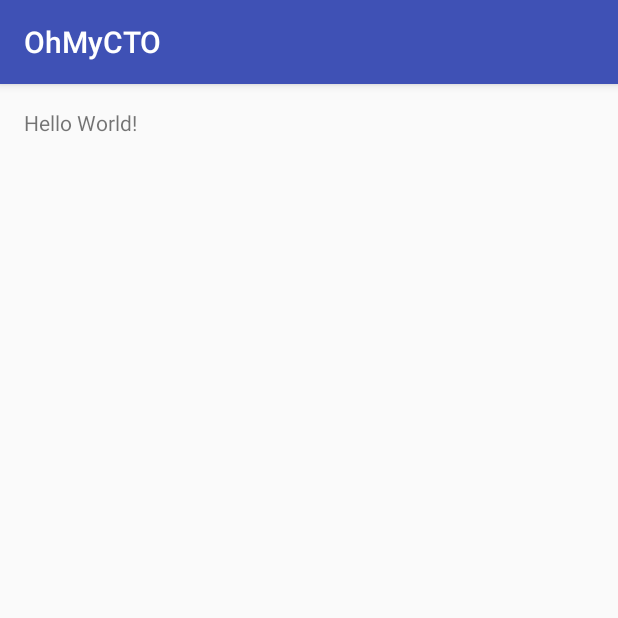
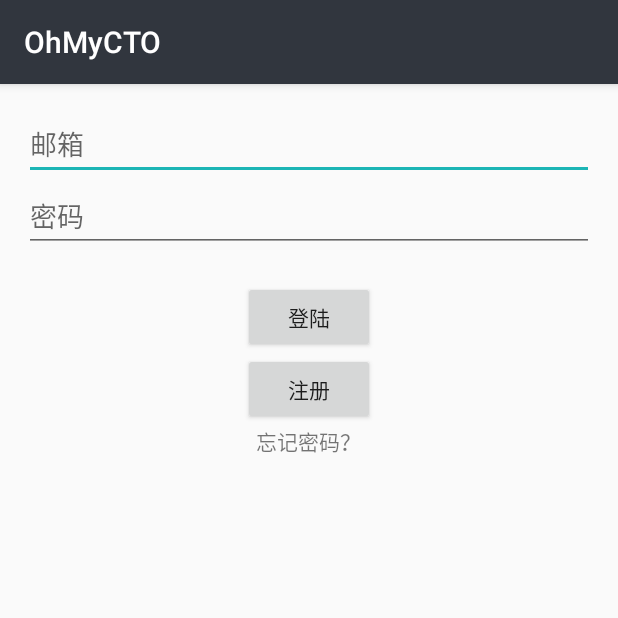
Before and after one commit to ydst22502/android, an Android app: the screen it shows after launch (MainActivity before the commit, LoginActivity after it), on a phone screen of 412 x 824 dp, the top half of it. Run offline under Robolectric (Android 15) with nearby library versions, the phone set to English and light mode, and no system bars; our stand-ins replace Volley.

Commit message:
完成了登陆部分

```diff
--- a/OhMyCTO/app/build.gradle
+++ b/OhMyCTO/app/build.gradle
@@ -23,4 +23,6 @@ dependencies {
     compile fileTree(dir: 'libs', include: ['*.jar'])
     testCompile 'junit:junit:4.12'
     compile 'com.android.support:appcompat-v7:23.1.0'
+    compile 'com.mcxiaoke.volley:library:1.0.19'
+    compile 'com.google.code.gson:gson:2.4'
 }
--- a/OhMyCTO/app/src/main/AndroidManifest.xml
+++ b/OhMyCTO/app/src/main/AndroidManifest.xml
@@ -9,6 +9,9 @@
         android:supportsRtl="true"
         android:theme="@style/AppTheme" >
         <activity android:name=".MainActivity" >
+
+        </activity>
+        <activity android:name=".LoginActivity" >
             <intent-filter>
                 <action android:name="android.intent.action.MAIN" />
 
@@ -17,4 +20,6 @@
         </activity>
     </application>
 
+    <uses-permission android:name="android.permission.INTERNET" />
+
 </manifest>
--- /dev/null
+++ b/OhMyCTO/app/src/main/java/com/turtle920/ohmycto/LoginActivity.java
@@ -0,0 +1,68 @@
+package com.turtle920.ohmycto;
+
+import android.content.Context;
+import android.content.Intent;
+import android.support.v7.app.AppCompatActivity;
+import android.os.Bundle;
+import android.util.Log;
+import android.view.View;
+import android.widget.Button;
+import android.widget.EditText;
+import android.widget.TextView;
+
+import com.android.volley.AuthFailureError;
+import com.android.volley.Request;
+import com.android.volley.RequestQueue;
+import com.android.volley.Response;
+import com.android.volley.VolleyError;
+import com.android.volley.toolbox.StringRequest;
+import com.android.volley.toolbox.Volley;
+
+import java.util.HashMap;
+import java.util.Map;
+
+
+public class LoginActivity extends AppCompatActivity implements View.OnClickListener {
+
+    public String email;
+    public String password;
+    public HashMap<String, String> response = new HashMap<>();
+    public ServerCommunication server = new ServerCommunication();
+
+    @Override
+    protected void onCreate(Bundle savedInstanceState) {
+        super.onCreate(savedInstanceState);
+        setContentView(R.layout.activity_login);
+
+        Button button1 = (Button) findViewById(R.id.button_loginActivity_login);
+        button1.setOnClickListener(this);
+
+    }
+
+
+    @Override
+    public void onClick(View v) {
+
+        EditText editText1 = (EditText) findViewById(R.id.editText_loginActivity_email);
+        this.email = editText1.getText().toString();
+        EditText editText2 = (EditText) findViewById(R.id.editText_loginActivity_password);
+        this.password = editText2.getText().toString();
+        Log.d("TAG", "" + this.email + " " + this.password);
+        if (server.login(this.email, this.password, this.response, this)) {//这里这个参数this就是传一个context给volley，此处传this也就是LoginActivity
+            /*int flag = Integer.parseInt(response.get("flag"));
+            String userid = response.get("userid");
+            String token = response.get("token");*/
+
+            /******
+             *userid 和 token 存在本地
+             */
+
+            Intent intent = new Intent(LoginActivity.this, MainActivity.class);
+            startActivity(intent);
+        } else {
+            TextView textView1 = (TextView)findViewById(R.id.textView_loginActivity_error);
+            textView1.setText("邮箱或密码错误，请重试");
+
+        }
+    }
+}
--- /dev/null
+++ b/OhMyCTO/app/src/main/res/layout/activity_login.xml
@@ -0,0 +1,49 @@
+<?xml version="1.0" encoding="utf-8"?>
+<LinearLayout xmlns:android="http://schemas.android.com/apk/res/android"
+    xmlns:tools="http://schemas.android.com/tools"
+    android:layout_width="match_parent"
+    android:layout_height="match_parent"
+    android:gravity="center_horizontal"
+    android:orientation="vertical"
+    android:paddingBottom="@dimen/activity_vertical_margin"
+    android:paddingLeft="@dimen/activity_horizontal_margin"
+    android:paddingRight="@dimen/activity_horizontal_margin"
+    android:paddingTop="@dimen/activity_vertical_margin"
+    tools:context="com.turtle920.ohmycto.LoginActivity">
+
+    <EditText
+        android:id="@+id/editText_loginActivity_email"
+        android:layout_width="fill_parent"
+        android:layout_height="wrap_content"
+        android:hint="邮箱" />
+
+    <EditText
+        android:id="@+id/editText_loginActivity_password"
+        android:layout_width="fill_parent"
+        android:layout_height="wrap_content"
+        android:hint="密码" />
+
+    <TextView
+        android:layout_width="wrap_content"
+        android:layout_height="wrap_content"
+        android:id="@+id/textView_loginActivity_error"/>
+
+    <Button
+        android:id="@+id/button_loginActivity_login"
+        android:layout_width="wrap_content"
+        android:layout_height="wrap_content"
+        android:text="登陆" />
+
+    <Button
+        android:id="@+id/button_loginActivity_signUp"
+        android:layout_width="wrap_content"
+        android:layout_height="wrap_content"
+        android:text="注册" />
+
+    <TextView
+        android:id="@+id/textView_loginActivity_forget"
+        android:layout_width="wrap_content"
+        android:layout_height="wrap_content"
+        android:text="忘记密码？" />
+
+</LinearLayout>
--- a/OhMyCTO/app/src/main/res/values/colors.xml
+++ b/OhMyCTO/app/src/main/res/values/colors.xml
@@ -1,6 +1,6 @@
 <?xml version="1.0" encoding="utf-8"?>
 <resources>
-    <color name="colorPrimary">#3F51B5</color>
-    <color name="colorPrimaryDark">#303F9F</color>
-    <color name="colorAccent">#FF4081</color>
+    <color name="colorPrimary">#31363E</color>
+    <color name="colorPrimaryDark">#272B31</color>
+    <color name="colorAccent">#1CB5B5</color>
 </resources>
```
Also changed, not shown: OhMyCTO/app/src/main/java/com/turtle920/ohmycto/ServerCommunication.java (added, +67 -0 lines), 1 other file.
